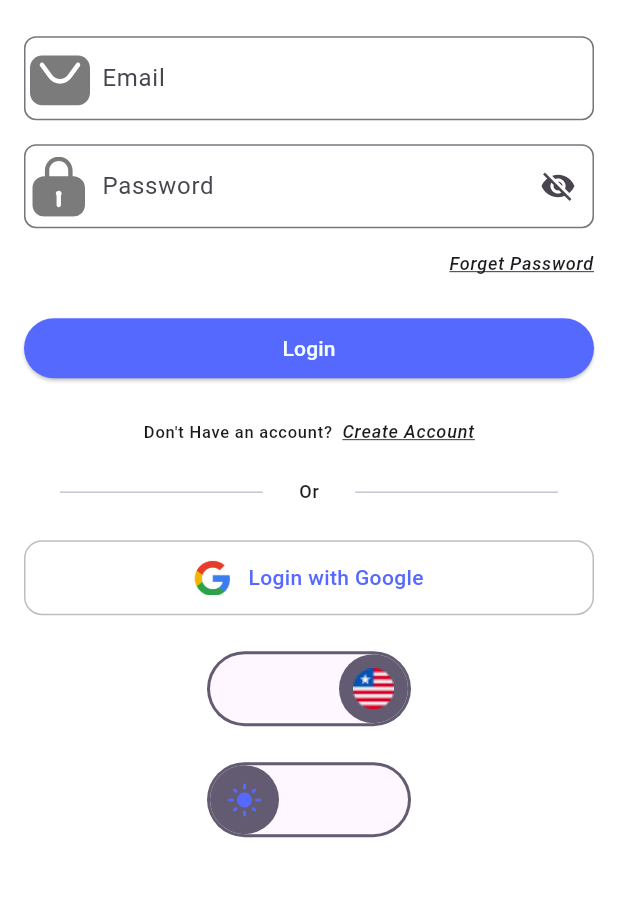
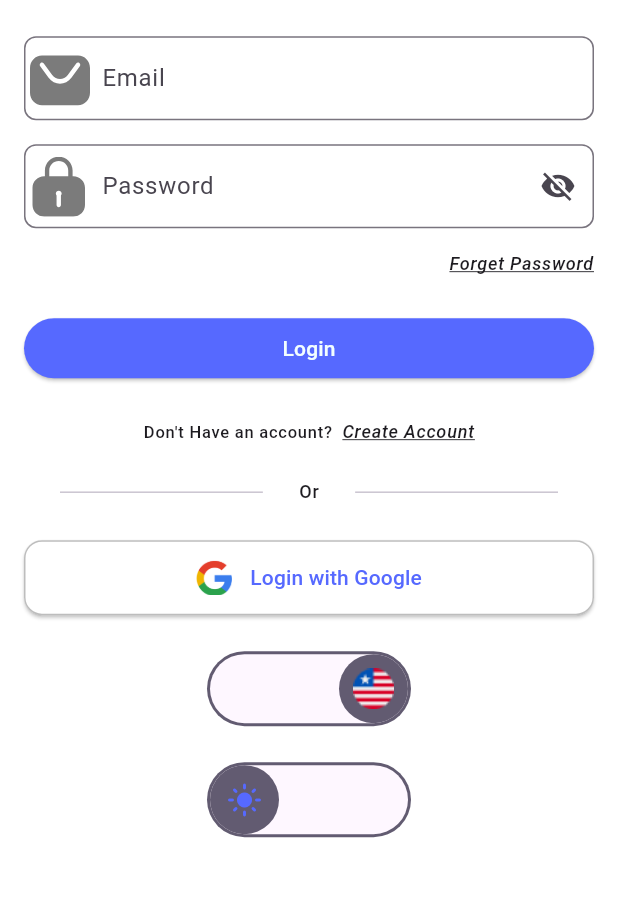
Before and after one commit to YaseenFlu/evently_task, a Flutter app: the Login screen opened directly, on a phone screen of 412 x 824 dp, the part 283-1180 px from its top. Run offline on Flutter 3.47's test engine with Material 3 defaults, Android fonts, the phone set to English and light mode, and no system bars; drawn by our look-alikes of animated_toggle_switch; our stand-ins replace cloud_firestore, firebase_auth, firebase_core, flutter_map, flutter_svg, google_sign_in and 1 more; accounts and stored records are empty.

```diff
--- a/lib/data/firestore_utils.dart
+++ b/lib/data/firestore_utils.dart
@@ -1,5 +1,4 @@
 import 'package:cloud_firestore/cloud_firestore.dart';
-import 'package:firebase_core/firebase_core.dart';
 
 import '../model/event_dm.dart';
 import '../model/user_dm.dart';
--- a/lib/login/login.dart
+++ b/lib/login/login.dart
@@ -1,3 +1,5 @@
+
+import 'dart:async';
 
 import 'package:animated_toggle_switch/animated_toggle_switch.dart';
 import 'package:evently_task/utils/app_colors.dart';
@@ -31,6 +33,10 @@ class _LoginState extends State<Login> {
   late AppLocalizations l10n;
   TextEditingController emailController = TextEditingController();
   TextEditingController passwordController = TextEditingController();
+  final FirebaseAuth _auth = FirebaseAuth.instance;
+  final GoogleSignIn _googleSignIn = GoogleSignIn();
+
+
 
   @override
   Widget build(BuildContext context) {
@@ -59,7 +65,7 @@ class _LoginState extends State<Login> {
                 SizedBox(height: 24),
                 buildOrRow(),
                 SizedBox(height: 24),
-                buildGoogleLogin2(),
+                buildGoogleLogin(),
                 SizedBox(height: 24),
                 buildLanguageToggle(),
                 SizedBox(height: 24),
@@ -135,7 +141,7 @@ class _LoginState extends State<Login> {
           Navigator.pop(context);
 
           ///Hide loadingx
-          Navigator.pushReplacement(context, 'onboardingScreen' as Route<Object?>);
+          Navigator.pushReplacement(context,AppRoutes.eventDetails);// 'onboardingScreen' as Route<Object?>);
           //Navigator.pushReplacement(context, AppRoutes.login);
         } on FirebaseAuthException catch (e) {
           var message =
@@ -164,72 +170,76 @@ class _LoginState extends State<Login> {
       );
 
   buildGoogleLogin() => ElevatedButton(
-        child: Text(l10n.loginWithGoogle),
-        onPressed: () {
-          Navigator.push(context, AppRoutes.eventDetails);
+    style: ElevatedButton.styleFrom(
+      backgroundColor: Colors.white,
+      minimumSize: const Size(double.infinity, 50),
+      shape: RoundedRectangleBorder(
+        borderRadius: BorderRadius.circular(12),
+        side: BorderSide(color: Colors.grey.shade400),
+      ),
+    ),
+    onPressed: () async {
+      final userCredential = await signInWithGoogle();
+      if (userCredential != null) {
+        User? user = userCredential.user;
+
+        showMessage(context, content: "Signed in as ${user?.displayName}",
+          posButtonTitle: "OK",
+          onPosButtonClick: () {
+            Navigator.pushReplacement(context, AppRoutes.eventDetails);
           },
-        // text: ,
-        // icon: Icon(Icons.social_distance_outlined),
-        // onClick: () {},
-        // backgroundColor: AppColors.white,
-        // textColor: AppColors.blue,
+        );
+      }
+    },
+    child: Row(
+      mainAxisAlignment: MainAxisAlignment.center,
+      children: [
+        Image.asset(AppAssets.iconGoogle, height: 24, width: 24),
+        const SizedBox(width: 12),
+        Text(
+          l10n.loginWithGoogle,
+          style: const TextStyle(
+            color: AppColors.blue,
+            fontWeight: FontWeight.w500,
+          ),
+        ),
+      ],
+    ),
   );
 
-  buildGoogleLogin2() => InkWell(
-    //onTap: (){},
-    onTap: () async {
+  Future<UserCredential?> signInWithGoogle() async {
     try {
       showLoading(context);
-        final GoogleSignInAccount? googleUser = await GoogleSignIn().signIn();
+      await _googleSignIn.signOut();
+
+      final GoogleSignInAccount? googleUser = await _googleSignIn.signIn();
       if (googleUser == null) {
         Navigator.pop(context);
-          return;
+        return null;
       }
 
-        final GoogleSignInAuthentication googleAuth = await googleUser.authentication;
+      final GoogleSignInAuthentication googleAuth =
+      await googleUser.authentication;
+
       final credential = GoogleAuthProvider.credential(
         accessToken: googleAuth.accessToken,
         idToken: googleAuth.idToken,
       );
-        UserCredential userCredential = await FirebaseAuth.instance.signInWithCredential(credential);
 
-
-        UserDM.currentUser = await getFromUserFirestore(userCredential.user!.uid);
+      final userCredential = await _auth.signInWithCredential(credential);
       Navigator.pop(context);
-        Navigator.pushReplacementNamed(context, 'onboarding');
+      return userCredential;
     } catch (e) {
       Navigator.pop(context);
-        showMessage(context, content: e.toString(), posButtonTitle: "OK");
+      showMessage(
+        context,
+        content: "Google Sign-In failed. Please try again.",
+        posButtonTitle: "OK",
+      );
+      debugPrint("Google Sign-In error: $e");
+      return null;
     }
-    },
-    child: Container(
-      width: double.infinity,
-      height: 50,
-      decoration: BoxDecoration(
-        border: Border.all(color: Colors.grey.shade400),
-        borderRadius: BorderRadius.circular(12),
-        color: Colors.white,
-      ),
-      child: Row(
-        mainAxisAlignment: MainAxisAlignment.center,
-        children: [
-          Image.asset(AppAssets.iconGoogle,
-            height: 24,
-            width: 24,
-          ),
-          SizedBox(width: 12),
-          Text(
-            l10n.loginWithGoogle,
-            style:TextStyle(color:AppColors.blue,fontWeight: FontWeight.w500),//(
-             // color: Colors.black,
-              //fontWeight: FontWeight.w600,
-            //),
-          )
-        ],
-      ),
-    ),
-  );
-
+  }
 
   late LanguageProvider languageProvider;
 
@@ -256,4 +266,8 @@ class _LoginState extends State<Login> {
       themeProvider.changeMode(mode);
     },
   );
+
+
+
+
 }
--- a/lib/screens/events/add_event.dart
+++ b/lib/screens/events/add_event.dart
@@ -1,7 +1,6 @@
 import 'package:flutter/material.dart';
 
 import '../../model/category_dm.dart';
-import '../../utils/app_assets.dart';
 import '../../utils/app_colors.dart';
 import '../../widget/category_tabs.dart';
 
--- a/lib/utils/app_routes.dart
+++ b/lib/utils/app_routes.dart
@@ -1,7 +1,4 @@
-// import 'package:evently_c15/ui/screens/add_event/add_event.dart';
-// import 'package:evently_c15/ui/screens/home/home.dart';
-// import 'package:evently_c15/ui/screens/login/login.dart';
-// import 'package:evently_c15/ui/screens/register/register.dart';
+
 import 'package:evently_task/screens/events/editEvent.dart';
 import 'package:evently_task/screens/events/eventDetails.dart';
 import 'package:evently_task/screens/onboarding/onboardingScreen.dart';
@@ -29,4 +26,5 @@ static Route get eventDetails{
     return MaterialPageRoute(builder: (_) => const EditEvent());
   }
 
+
 }
```
Also changed, not shown: lib/main.dart (+4 -5 lines), lib/screens/onboarding/onboardingScreen.dart (+19 -19 lines), 3 other files. Lines whose indentation alone changed are shown as unchanged.
